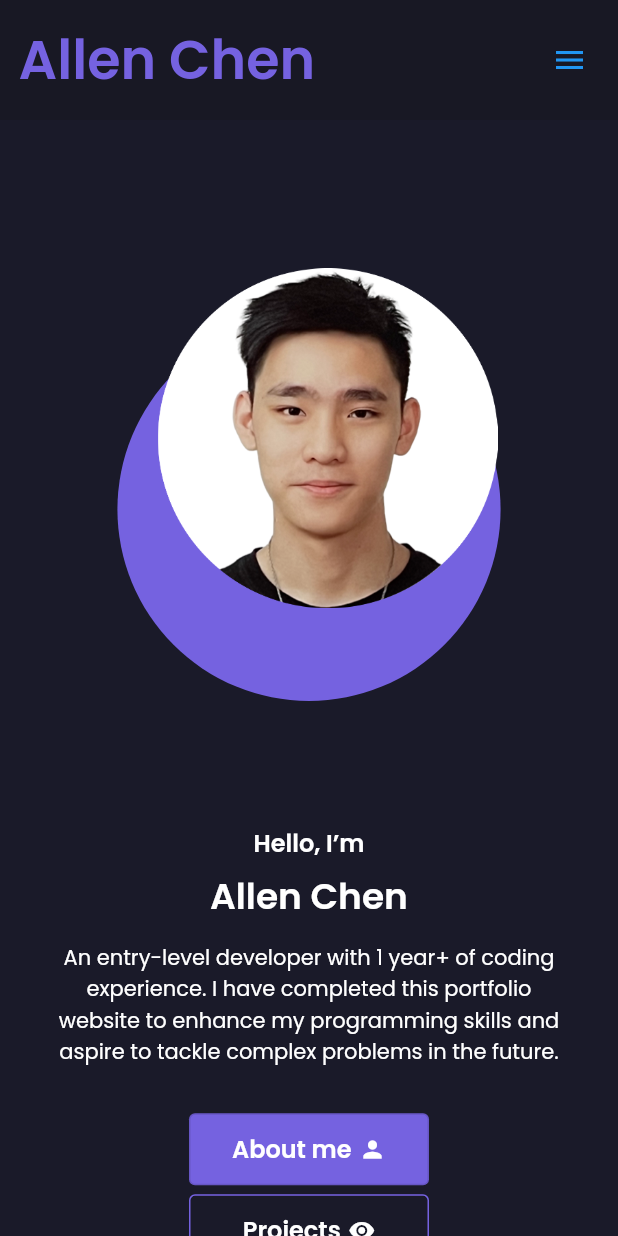
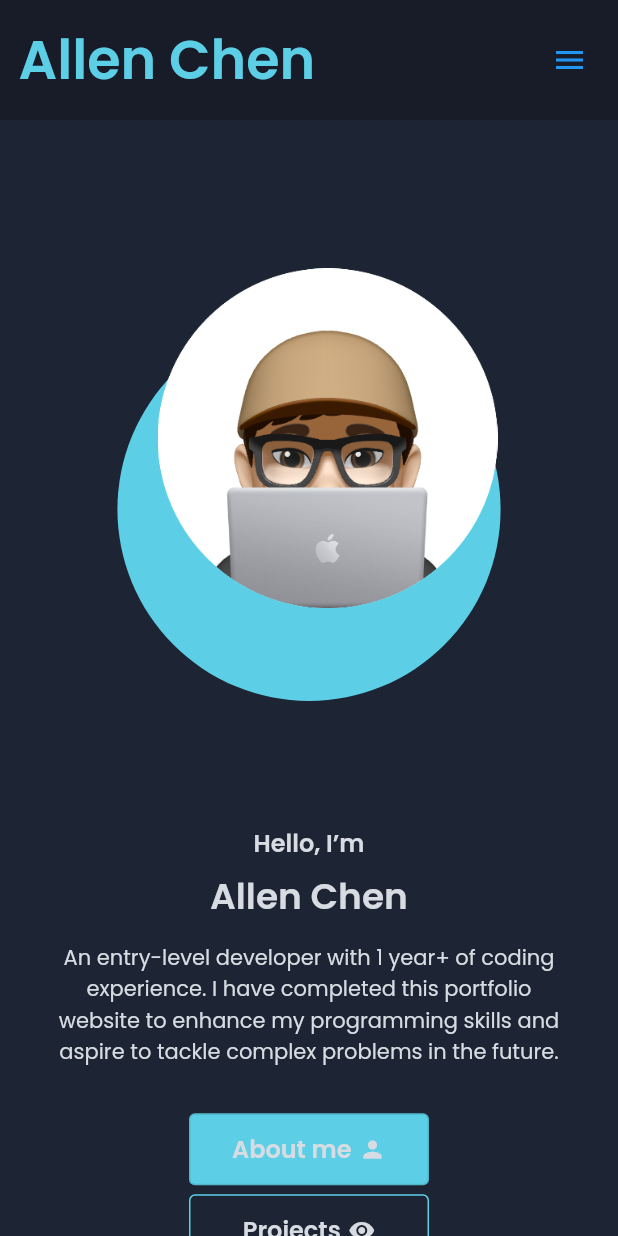
Before and after one commit to allenchency/portfolio, a Flutter app: the screen it shows after launch, on a phone screen of 412 x 824 dp. Run offline on Flutter 3.47's test engine with Material 2 defaults, Android fonts, the light colour scheme and no system bars; drawn by our look-alikes of auto_size_text; our stand-ins replace cached_network_image, equatable, flutter_bloc, flutter_svg, font_awesome_flutter; missing offline and left inert: universal_html; network calls fail.

Commit message:
change color

```diff
--- a/lib/core/utils/app_assets.dart
+++ b/lib/core/utils/app_assets.dart
@@ -1,7 +1,7 @@
 const _basePath = 'assets/images';
 
 abstract class AppAssets {
-  static const devImg = '$_basePath/img.png';
+  static const devImg = '$_basePath/IMG3.png';
   static const androidLogo = '$_basePath/vscode.svg';
   static const scrappingLogo = '$_basePath/dart.svg';
   static const uiDesignLogo = '$_basePath/python.svg';
--- a/lib/core/utils/app_colors.dart
+++ b/lib/core/utils/app_colors.dart
@@ -1,13 +1,13 @@
 import 'package:flutter/material.dart';
 
 abstract class AppColors {
-  static Color white = const Color(0xffffffff);
+  static Color white = Color.fromRGBO(215,220,226, 1);
   static Color lightColor = const Color(0xffF5F5F5);
   static Color lowPriority = const Color(0xff848191);
-  static Color primaryColor = const Color(0xff7562E0);
-  static Color secondaryColor = const Color(0xff282162);
+  static Color primaryColor = Color.fromRGBO(92,207,230, 1);
+  static Color secondaryColor = Color.fromRGBO(253,180,56, 1);
   static Color darkColor = const Color(0xff000036);
-  static Color scaffoldColor = const Color(0xff1A1A29);
-  static Color appBarColor = const Color(0xff181824);
+  static Color scaffoldColor = Color.fromRGBO(29,36,51, 1);
+  static Color appBarColor = Color.fromRGBO(23,28,40, 1);
   static Color primaryLight = const Color(0xff31313F);
 }
```
Also changed, not shown: assets/images/IMG1.png (added), assets/images/IMG2.png (added), assets/images/IMG3.png (added), assets/images/Img .png (added).
